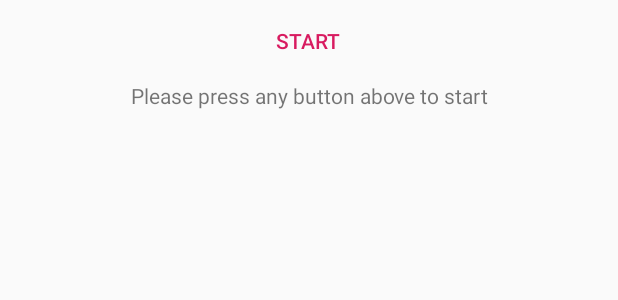
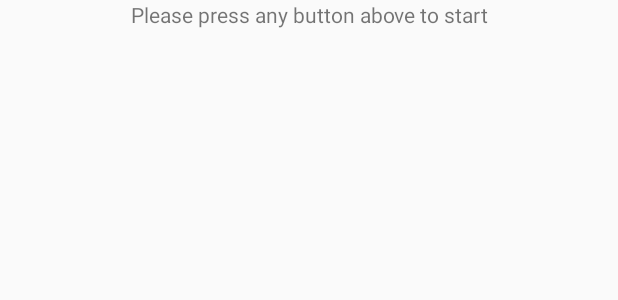
Before and after one commit to painnick/ZakuHead5_ESP32, an Android app: the layout activity_main.xml on its own in the app's theme, with its tools: preview values and no code run, on a phone screen of 412 x 824 dp. Shown: the top 300 px of the screen. Run offline under Robolectric (Android 15) with nearby library versions, the light colour scheme and no system bars.

Commit message:
REMOVE. 버튼 제거(즉시 시작)

```diff
--- a/Android/zakuhead5/src/main/java/com/google/mediapipe/examples/facedetection/MainActivity.java
+++ b/Android/zakuhead5/src/main/java/com/google/mediapipe/examples/facedetection/MainActivity.java
@@ -66,6 +66,8 @@ public class MainActivity extends AppCompatActivity {
         int duration = Toast.LENGTH_LONG;
         Toast toast = Toast.makeText(context, text, duration);
         toast.show();
+
+        zakuHeadController.start();
     }
 
     @Override
@@ -92,12 +94,6 @@ public class MainActivity extends AppCompatActivity {
         setupStaticImageModePipeline();
         zakuHeadController = new ZakuHeadController(bitmap -> faceDetection.send(bitmap), response -> {
         });
-
-        Button loadImageButton = findViewById(R.id.button_start);
-        loadImageButton.setOnClickListener(
-                v -> {
-                    zakuHeadController.start();
-                });
     }
 
     /**
--- a/Android/zakuhead5/src/main/res/layout/activity_main.xml
+++ b/Android/zakuhead5/src/main/res/layout/activity_main.xml
@@ -9,16 +9,7 @@
         android:layout_width="match_parent"
         android:layout_height="wrap_content"
         style="?android:attr/buttonBarStyle" android:gravity="center"
-        android:orientation="horizontal">
-
-        <Button
-            android:id="@+id/button_start"
-            style="?android:attr/buttonBarButtonStyle"
-            android:layout_width="wrap_content"
-            android:layout_height="wrap_content"
-            android:text="@string/start" />
-
-    </LinearLayout>
+        android:orientation="horizontal"/>
     <FrameLayout
         android:id="@+id/preview_display_layout"
         android:layout_width="match_parent"
--- a/Android/zakuhead5/src/main/res/values/strings.xml
+++ b/Android/zakuhead5/src/main/res/values/strings.xml
@@ -1,4 +1,3 @@
 <resources>
-    <string name="start" translatable="false">Start</string>
     <string name="instruction" translatable="false">Please press any button above to start</string>
 </resources>
```
